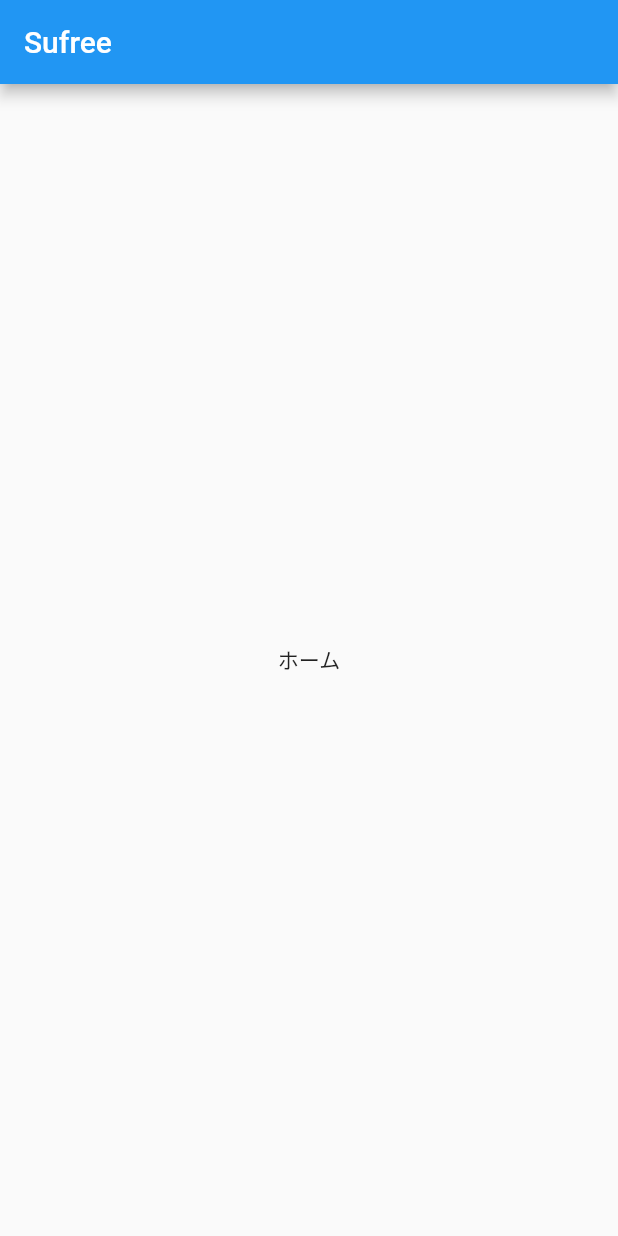
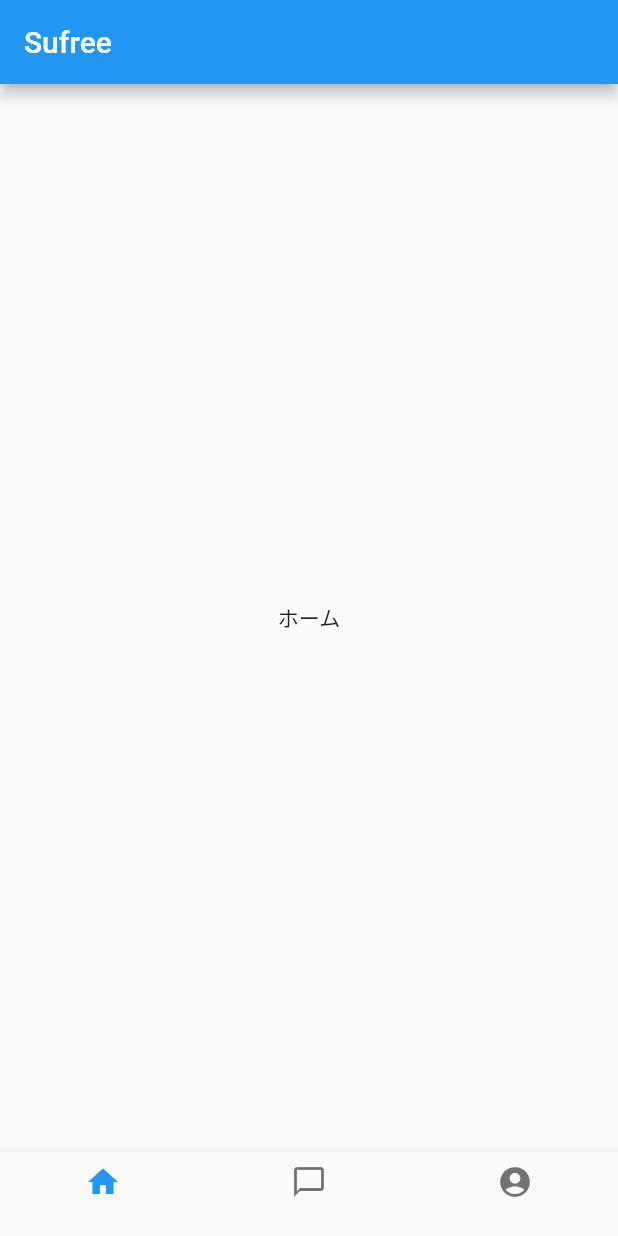
Before and after one commit to narumi0610/sufree, a Flutter app: the screen it shows after launch, on a phone screen of 412 x 824 dp. Run offline on Flutter 3.47's test engine with Material 2 defaults, Android fonts, the phone set to English and light mode, and no system bars.

Commit message:
ボトムナビゲーション追加

```diff
--- a/lib/main.dart
+++ b/lib/main.dart
@@ -27,6 +27,14 @@ class MyHomePage extends StatefulWidget {
 }
 
 class _MyHomePageState extends State<MyHomePage> {
+  int _selectedIndex = 0;
+
+  void _onItemTapped(int index) {
+    setState(() {
+      _selectedIndex = index;
+    });
+  }
+
   @override
   Widget build(BuildContext context) {
     return Scaffold(
@@ -36,6 +44,16 @@ class _MyHomePageState extends State<MyHomePage> {
       body: const Center(
         child: Text('ホーム'),
       ),
+      bottomNavigationBar: BottomNavigationBar(
+          currentIndex: _selectedIndex,
+          onTap: _onItemTapped,
+          items: const <BottomNavigationBarItem>[
+            BottomNavigationBarItem(icon: Icon(Icons.home), label: ''),
+            BottomNavigationBarItem(
+                icon: Icon(Icons.chat_bubble_outline), label: ''),
+            BottomNavigationBarItem(
+                icon: Icon(Icons.account_circle_sharp), label: ''),
+          ]),
     );
   }
 }
```
